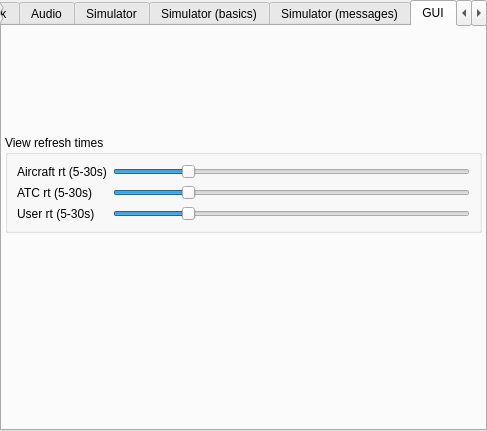
Old version of the form src/blackgui/components/settingscomponent.ui in the repository swift-project/pilotclient.
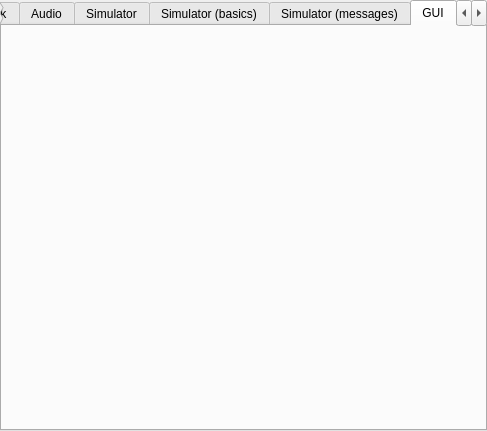
New version of the form. The open tabs and pages were chosen to show the change. Custom widgets are drawn as their Qt base class.

Commit message: refs #799, changed components to use settings * removed update timer * Removed getter/setters for update times * used UI component for settings in main settings component

Diff of the .ui file:
```diff
--- a/src/blackgui/components/settingscomponent.ui
+++ b/src/blackgui/components/settingscomponent.ui
@@ -351,138 +351,6 @@
     </property>
     <item>
      <layout class="QFormLayout" name="fl_SettingsGui">
-      <item row="1" column="0" colspan="2">
-       <widget class="QGroupBox" name="gb_ViewRefreshTimes">
-        <property name="title">
-         <string>View refresh times</string>
-        </property>
-        <layout class="QFormLayout" name="fl_ViewRefreshTimes">
-         <item row="0" column="0">
-          <widget class="QLabel" name="lbl_SettingsGuiAircraftRefreshTime">
-           <property name="toolTip">
-            <string>Aircraft refresh time (5-30s)</string>
-           </property>
-           <property name="text">
-            <string>Aircraft rt (5-30s)</string>
-           </property>
-          </widget>
-         </item>
-         <item row="0" column="1">
-          <widget class="QSlider" name="hs_SettingsGuiAircraftRefreshTime">
-           <property name="sizePolicy">
-            <sizepolicy hsizetype="Preferred" vsizetype="Fixed">
-             <horstretch>0</horstretch>
-             <verstretch>0</verstretch>
-            </sizepolicy>
-           </property>
-           <property name="minimum">
-            <number>5</number>
-           </property>
-           <property name="maximum">
-            <number>30</number>
-           </property>
-           <property name="singleStep">
-            <number>5</number>
-           </property>
-           <property name="pageStep">
-            <number>5</number>
-           </property>
-           <property name="value">
-            <number>10</number>
-           </property>
-           <property name="orientation">
-            <enum>Qt::Horizontal</enum>
-           </property>
-           <property name="tickPosition">
-            <enum>QSlider::NoTicks</enum>
-           </property>
-          </widget>
-         </item>
-         <item row="1" column="0">
-          <widget class="QLabel" name="lbl_SettingsGuiAtcRefreshTime">
-           <property name="toolTip">
-            <string>ATC refresh time (5-30s)</string>
-           </property>
-           <property name="text">
-            <string>ATC rt (5-30s)</string>
-           </property>
-          </widget>
-         </item>
-         <item row="1" column="1">
-          <widget class="QSlider" name="hs_SettingsGuiAtcRefreshTime">
-           <property name="sizePolicy">
-            <sizepolicy hsizetype="Preferred" vsizetype="Fixed">
-             <horstretch>0</horstretch>
-             <verstretch>0</verstretch>
-            </sizepolicy>
-           </property>
-           <property name="minimum">
-            <number>5</number>
-           </property>
-           <property name="maximum">
-            <number>30</number>
-           </property>
-           <property name="singleStep">
-            <number>5</number>
-           </property>
-           <property name="pageStep">
-            <number>5</number>
-           </property>
-           <property name="value">
-            <number>10</number>
-           </property>
-           <property name="orientation">
-            <enum>Qt::Horizontal</enum>
-           </property>
-          </widget>
-         </item>
-         <item row="2" column="0">
-          <widget class="QLabel" name="lbl_SettingsGuiUserRefreshTime">
-           <property name="toolTip">
-            <string>User refresh time (5-30s)</string>
-           </property>
-           <property name="text">
-            <string>User rt (5-30s)</string>
-           </property>
-          </widget>
-         </item>
-         <item row="2" column="1">
-          <widget class="QSlider" name="hs_SettingsGuiUserRefreshTime">
-           <property name="sizePolicy">
-            <sizepolicy hsizetype="Preferred" vsizetype="Fixed">
-             <horstretch>0</horstretch>
-             <verstretch>0</verstretch>
-            </sizepolicy>
-           </property>
-           <property name="minimum">
-            <number>5</number>
-           </property>
-           <property name="maximum">
-            <number>30</number>
-           </property>
-           <property name="singleStep">
-            <number>5</number>
-           </property>
-           <property name="pageStep">
-            <number>5</number>
-           </property>
-           <property name="value">
-            <number>10</number>
-           </property>
-           <property name="orientation">
-            <enum>Qt::Horizontal</enum>
-           </property>
-          </widget>
-         </item>
-        </layout>
-        <zorder>lbl_SettingsGuiUserRefreshTime</zorder>
-        <zorder>lbl_SettingsGuiAtcRefreshTime</zorder>
-        <zorder>lbl_SettingsGuiAircraftRefreshTime</zorder>
-        <zorder>hs_SettingsGuiUserRefreshTime</zorder>
-        <zorder>hs_SettingsGuiAtcRefreshTime</zorder>
-        <zorder>hs_SettingsGuiAircraftRefreshTime</zorder>
-       </widget>
-      </item>
       <item row="4" column="1">
        <widget class="QWidget" name="qw_SettingsGuiFont" native="true">
         <layout class="QHBoxLayout" name="hl_SettingsGuiFontColor">
@@ -514,6 +382,16 @@
         </property>
        </widget>
       </item>
+      <item row="1" column="0" colspan="2">
+       <widget class="BlackGui::Components::CSettingsViewUpdateTimes" name="comp_SettingsGuiRefreshTimes">
+        <property name="minimumSize">
+         <size>
+          <width>0</width>
+          <height>100</height>
+         </size>
+        </property>
+       </widget>
+      </item>
      </layout>
     </item>
    </layout>
@@ -635,6 +513,12 @@
    <header>blackgui/components/settingssimulatormessagescomponent.h</header>
    <container>1</container>
   </customwidget>
+  <customwidget>
+   <class>BlackGui::Components::CSettingsViewUpdateTimes</class>
+   <extends>QFrame</extends>
+   <header>blackgui/components/settingsviewupdatetimes.h</header>
+   <container>1</container>
+  </customwidget>
  </customwidgets>
  <resources/>
  <connections/>
```
The commit also changes 18 other files.
